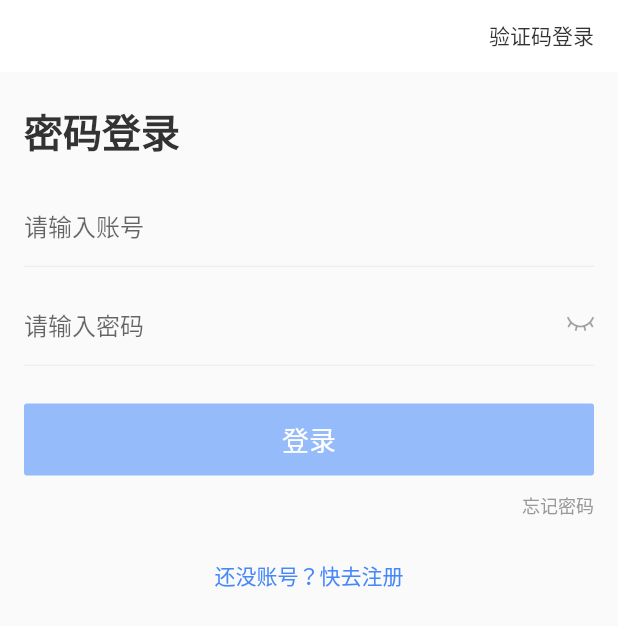
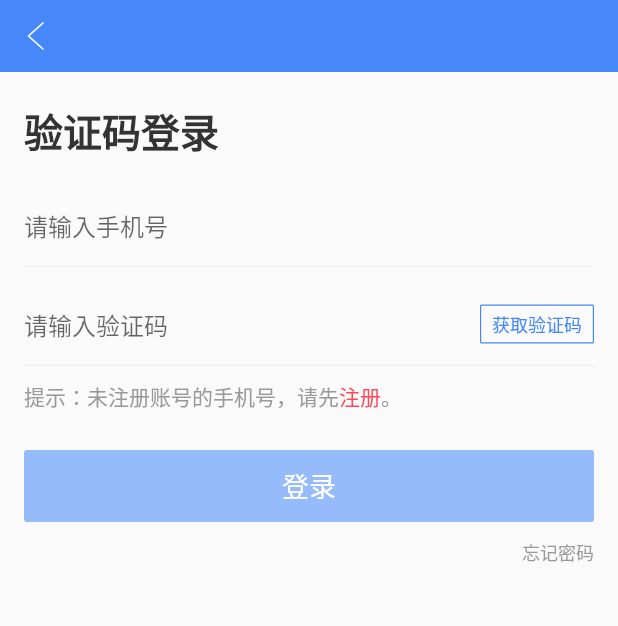
Before and after one commit to ZClee128/flutter_shop, a Flutter app: the screen it shows after launch, after a tap on "验证码登录", on a phone screen of 412 x 824 dp. Shown: the top 626 px of the screen. Run offline on Flutter 3.47's test engine with Material 2 defaults, Android fonts, the phone set to English and light mode, and no system bars; drawn by our look-alikes of oktoast; our stand-ins replace cached_network_image, dio, fluro, flutter_screenutil, flutter_swiper, keyboard_actions and 2 more; missing offline and left inert: flustars; network calls fail; statements that could not run were skipped.

Commit message:
加入页面

```diff
--- a/lib/login/login_page.dart
+++ b/lib/login/login_page.dart
@@ -5,6 +5,7 @@ import 'package:flutter_shop/login/login_router.dart';
 import 'package:flutter_shop/res/colors.dart';
 import 'package:flutter_shop/res/styles.dart';
 import 'package:flutter_shop/routers/fluro_navigator.dart';
+import 'package:flutter_shop/routers/routers.dart';
 import 'package:flutter_shop/util/utils.dart';
 import 'package:flutter_shop/widgets/app_bar.dart';
 import 'package:flutter/foundation.dart';
@@ -59,7 +60,7 @@ class _LoginPageState extends State<LoginPage> {
 
   void _login() {
     Flustars.SpUtil.putString(Constant.phone, _nameController.text);
-    // NavigatorUtils.push(context, )
+    NavigatorUtils.push(context, Routes.home);
   }
 
   @override
@@ -69,7 +70,7 @@ class _LoginPageState extends State<LoginPage> {
         isBack: false,
         actionName: '验证码登录',
         onPressed: () {
-          // NavigatorUtils.push(context, path)
+          NavigatorUtils.push(context, LoginRouter.smsLoginPage);
         },
       ),
       body: defaultTargetPlatform == TargetPlatform.iOS
--- a/lib/login/login_router.dart
+++ b/lib/login/login_router.dart
@@ -1,6 +1,10 @@
 
 import 'package:fluro/fluro.dart';
 import 'package:flutter_shop/login/login_page.dart';
+import 'package:flutter_shop/login/register_page.dart';
+import 'package:flutter_shop/login/reset_password_page.dart';
+import 'package:flutter_shop/login/sms_login_page.dart';
+import 'package:flutter_shop/login/update_password_page.dart';
 import 'package:flutter_shop/routers/router_init.dart';
 
 
@@ -14,5 +18,9 @@ class LoginRouter implements IRouterProvider {
   @override
   void initRouter(Router router) {
     router.define(loginPage, handler: Handler(handlerFunc: (_, params) => LoginPage()));
+    router.define(registerPage, handler: Handler(handlerFunc: (_, params) => Register()));
+    router.define(smsLoginPage, handler: Handler(handlerFunc: (_, params) => SMSLogin()));
+    router.define(resetPasswordPage, handler: Handler(handlerFunc: (_, params) => ResetPassword()));
+    router.define(updatePasswordPage, handler: Handler(handlerFunc: (_, params) => UpdatePasswordPage()));
   }
 }
--- /dev/null
+++ b/lib/login/sms_login_page.dart
@@ -0,0 +1,142 @@
+
+import 'package:flutter/foundation.dart';
+import 'package:flutter/material.dart';
+import 'package:flutter_shop/res/colors.dart';
+import 'package:flutter_shop/res/styles.dart';
+import 'package:flutter_shop/routers/fluro_navigator.dart';
+import 'package:flutter_shop/util/toast.dart';
+import 'package:flutter_shop/util/utils.dart';
+import 'package:flutter_shop/widgets/app_bar.dart';
+import 'package:flutter_shop/widgets/my_button.dart';
+import 'package:flutter_shop/widgets/text_field.dart';
+import 'package:keyboard_actions/keyboard_actions.dart';
+
+import 'login_router.dart';
+
+class SMSLogin extends StatefulWidget {
+  @override
+  _SMSLoginState createState() => _SMSLoginState();
+}
+
+class _SMSLoginState extends State<SMSLogin> {
+
+  TextEditingController _phoneController = TextEditingController();
+  TextEditingController _vCodeController = TextEditingController();
+  final FocusNode _nodeText1 = FocusNode();
+  final FocusNode _nodeText2 = FocusNode();
+  bool _isClick = false;
+
+  @override
+  void initState() {
+    super.initState();
+    _phoneController.addListener(_verify);
+    _vCodeController.addListener(_verify);
+  }
+
+  void _verify(){
+    String name = _phoneController.text;
+    String vCode = _vCodeController.text;
+    bool isClick = true;
+    if (name.isEmpty || name.length < 11) {
+      isClick = false;
+    }
+    if (vCode.isEmpty || vCode.length < 6) {
+      isClick = false;
+    }
+    if (isClick != _isClick){
+      setState(() {
+        _isClick = isClick;
+      });
+    }
+  }
+
+  void _login(){
+    Toast.show("去登录......");
+  }
+
+  @override
+  Widget build(BuildContext context) {
+    return Scaffold(
+      appBar: MyAppBar(),
+      body: defaultTargetPlatform == TargetPlatform.iOS ? FormKeyboardActions(
+        child: _buildBody(),
+      ) : SingleChildScrollView(
+        child: _buildBody(),
+      )
+    );
+  }
+
+  _buildBody(){
+    return Padding(
+      padding: const EdgeInsets.only(left: 16.0, right: 16.0, top: 20.0),
+      child: Column(
+        crossAxisAlignment: CrossAxisAlignment.start,
+        children: <Widget>[
+          Text(
+            "验证码登录",
+            style: TextStyles.textBoldDark26,
+          ),
+          Gaps.vGap16,
+          MyTextField(
+            focusNode: _nodeText1,
+            config: Utils.getKeyboardActionsConfig([_nodeText1, _nodeText2]),
+            controller: _phoneController,
+            maxLength: 11,
+            keyboardType: TextInputType.phone,
+            hintText: "请输入手机号",
+          ),
+          Gaps.vGap10,
+          MyTextField(
+            focusNode: _nodeText2,
+            controller: _vCodeController,
+            maxLength: 6,
+            keyboardType: TextInputType.number,
+            hintText: "请输入验证码",
+            getVCode: (){
+              Toast.show('获取验证码');
+              return Future.value(true);
+            },
+          ),
+          Gaps.vGap10,
+          Container(
+              alignment: Alignment.centerLeft,
+              child: GestureDetector(
+                child: RichText(
+                  text: TextSpan(
+                    text: '提示：未注册账号的手机号，请先',
+                    style: TextStyles.textGray14,
+                    children: <TextSpan>[
+                      TextSpan(text: '注册', style: TextStyle(color: Colours.text_red)),
+                      TextSpan(text: '。'),
+                    ],
+                  ),
+                ),
+                onTap: (){
+                  NavigatorUtils.push(context, LoginRouter.registerPage);
+                },
+              )
+          ),
+          Gaps.vGap15,
+          Gaps.vGap10,
+          MyButton(
+            onPressed: _isClick ? _login : null,
+            text: "登录",
+          ),
+          Container(
+            height: 40.0,
+            alignment: Alignment.centerRight,
+            child: GestureDetector(
+              child: Text(
+                '忘记密码',
+                style: TextStyles.textGray12,
+              ),
+              onTap: (){
+                NavigatorUtils.push(context, LoginRouter.resetPasswordPage);
+              },
+            ),
+          )
+        ],
+      ),
+    );
+  }
+}
--- a/lib/pages/404.dart
+++ b/lib/pages/404.dart
@@ -1,4 +1,5 @@
 import 'package:flutter/material.dart';
+import 'package:flutter_shop/widgets/app_bar.dart';
 import 'package:flutter_shop/widgets/state_layout.dart';
 
 class WidgetNotFound extends StatelessWidget {
@@ -7,8 +8,8 @@ class WidgetNotFound extends StatelessWidget {
   @override
   Widget build(BuildContext context) {
     return Scaffold(
-      appBar: AppBar(
-        title: Text('页面不存在'),
+      appBar: MyAppBar(
+        centerTitle: '页面不存在',
       ),
       body: StateLayout(
         type: StateType.account,
--- a/lib/pages/index_page.dart
+++ b/lib/pages/index_page.dart
@@ -10,7 +10,7 @@ import 'package:flutter_shop/util/image_utils.dart';
 import 'package:flutter_shop/util/utils.dart';
 import 'package:flutter_swiper/flutter_swiper.dart';
 import 'package:rxdart/rxdart.dart';
-
+import 'package:flutter_screenutil/flutter_screenutil.dart' as screen;
 class IndexPage extends StatefulWidget {
   IndexPage({Key key}) : super(key: key);
 
@@ -68,6 +68,7 @@ class _IndexPageState extends State<IndexPage> {
   }
   @override
   Widget build(BuildContext context) {
+    screen.ScreenUtil.instance = screen.ScreenUtil(width: 750, height: 1334)..init(context);
     return Material(
       child: Stack(
         children: <Widget>[
--- a/lib/widgets/app_bar.dart
+++ b/lib/widgets/app_bar.dart
@@ -15,7 +15,7 @@ class MyAppBar extends StatelessWidget implements PreferredSizeWidget {
 
   const MyAppBar({
     Key key,
-    this.backgroundColor: Colors.white,
+    this.backgroundColor: Colours.app_main,
     this.title: "",
     this.centerTitle: "",
     this.backImg: "assets/images/ic_back_black.png",
--- a/pubspec.yaml
+++ b/pubspec.yaml
@@ -24,7 +24,7 @@ dependencies:
   # Use with the CupertinoIcons class for iOS style icons.
   cupertino_icons: ^0.1.2
   dio: ^2.0.7
-  flutter_swiper : ^1.1.4
+  flutter_swiper : ^1.1.6
   flutter_screenutil: ^0.5.1
   flutter_easyrefresh: ^1.2.7
   # toast插件
```
Also changed, not shown: lib/login/register_page.dart (added, +128 -0 lines), lib/login/reset_password_page.dart (added, +124 -0 lines), lib/login/update_password_page.dart (added, +98 -0 lines), lib/pages/home_page.dart (+5 -3 lines), 1 other file.
